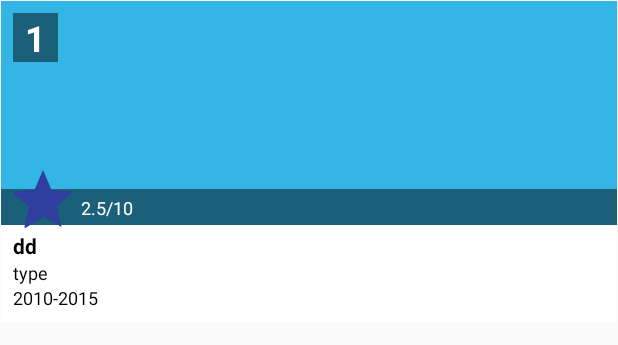
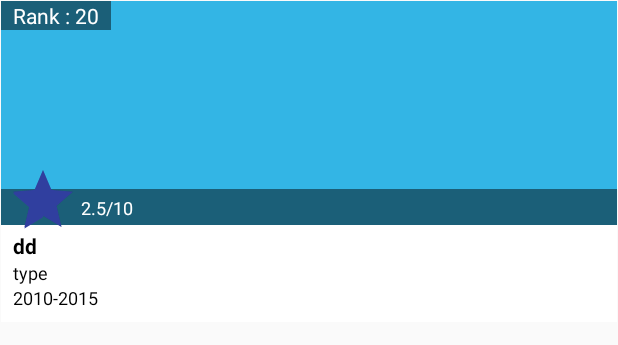
Before and after one commit to aldesy/AnimeINClone, an Android app: the layout adapter_top_anime_list.xml on its own in the app's theme, with its tools: preview values and no code run, on a phone screen of 412 x 824 dp. Shown: the top 345 px of the screen. Run offline under Robolectric (Android 15) with nearby library versions, the phone set to English and light mode, and no system bars; plain views replace MaterialRatingBar.

Commit message:
change rank text

```diff
--- a/app/build.gradle
+++ b/app/build.gradle
@@ -39,5 +39,4 @@ dependencies {
     annotationProcessor 'com.jakewharton:butterknife-compiler:8.8.1'
     implementation 'com.linsea:universalvideoview:1.1.0@aar'
     implementation 'me.zhanghai.android.materialratingbar:library:1.3.1'
-
 }
--- a/app/src/main/java/com/example/pier/animeinclone/AdapterTopAnimeList.java
+++ b/app/src/main/java/com/example/pier/animeinclone/AdapterTopAnimeList.java
@@ -54,7 +54,7 @@ public class AdapterTopAnimeList extends RecyclerView.Adapter<AdapterTopAnimeLis
         myViewHolder.txtType.setText(info);
         info = mal.getAiring_start()+" - "+mal.getAiring_end();
         myViewHolder.txtAiring.setText(info);
-        myViewHolder.txtRankNum.setText(mal.getRank().toString());
+        myViewHolder.txtRankNum.setText("Rank : "+mal.getRank().toString());
     }
 
     @Override
--- a/app/src/main/res/layout/adapter_top_anime_list.xml
+++ b/app/src/main/res/layout/adapter_top_anime_list.xml
@@ -24,16 +24,12 @@
         android:id="@+id/txtRankNum"
         android:layout_width="wrap_content"
         android:layout_height="wrap_content"
-        android:layout_marginLeft="8dp"
-        android:layout_marginStart="8dp"
-        android:layout_marginTop="8dp"
         android:background="@color/readable_background"
         android:paddingLeft="8dp"
         android:paddingRight="8dp"
-        android:text="1"
+        android:text="Rank : 20"
         android:textColor="@android:color/white"
-        android:textSize="24sp"
-        android:textStyle="bold"
+        android:textSize="14sp"
         app:layout_constraintStart_toStartOf="@+id/imgAnime"
         app:layout_constraintTop_toTopOf="@+id/imgAnime" />
 
```
